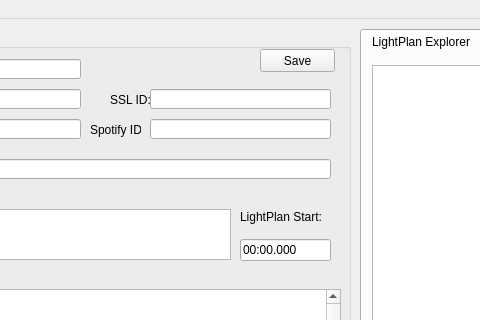
This is resources/ui/LPS_MainWindow.ui in chillfactor032/LightPlanStudio as Qt 5 draws it before an edit; both pictures show x 200 to 680 and y 0 to 320 of the 1250 by 800 pixel window. The edited form follows.
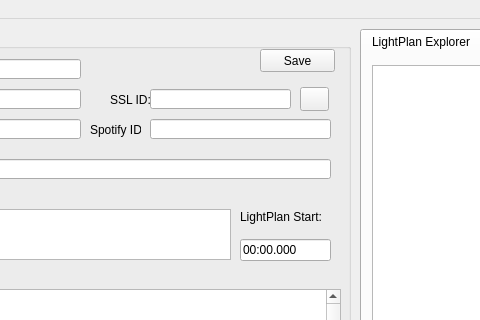
This is the edited form. Icons and pictures are not drawn.

The edit to the form file:
```diff
--- a/resources/ui/LPS_MainWindow.ui
+++ b/resources/ui/LPS_MainWindow.ui
@@ -215,7 +215,7 @@
       <rect>
        <x>340</x>
        <y>60</y>
-       <width>181</width>
+       <width>141</width>
        <height>20</height>
       </rect>
      </property>
@@ -352,6 +352,19 @@
       <bool>false</bool>
      </attribute>
     </widget>
+    <widget class="QPushButton" name="ssl_lookup_button">
+     <property name="geometry">
+      <rect>
+       <x>490</x>
+       <y>58</y>
+       <width>29</width>
+       <height>24</height>
+      </rect>
+     </property>
+     <property name="text">
+      <string/>
+     </property>
+    </widget>
    </widget>
    <widget class="QGroupBox" name="streamDelayBox">
     <property name="geometry">
```
